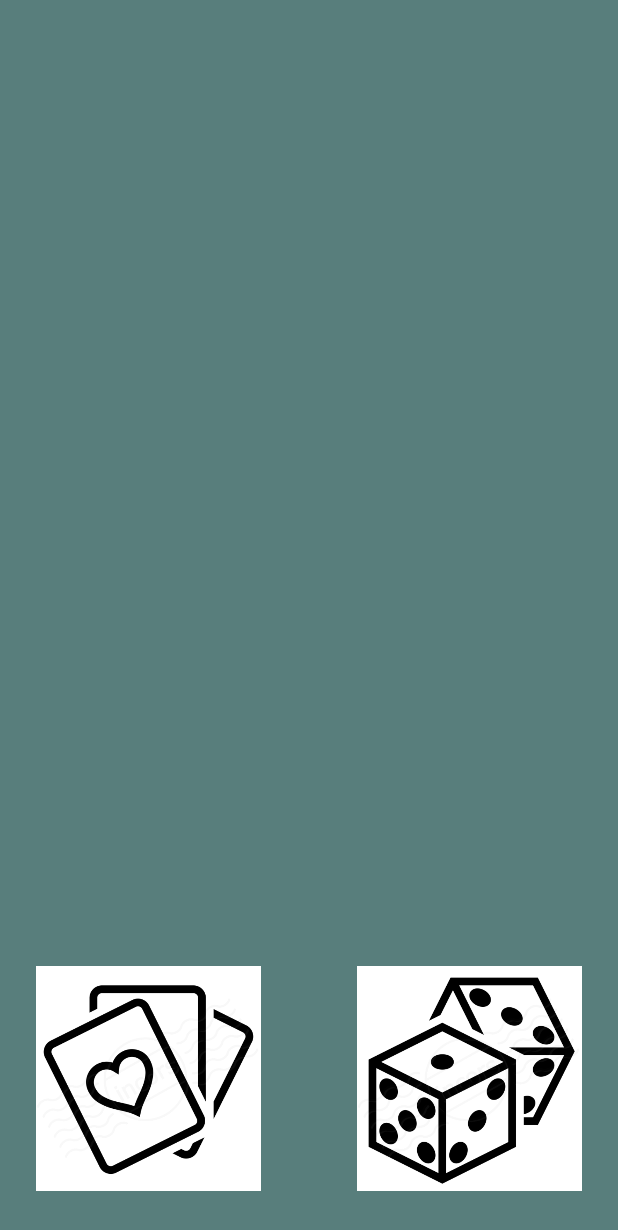
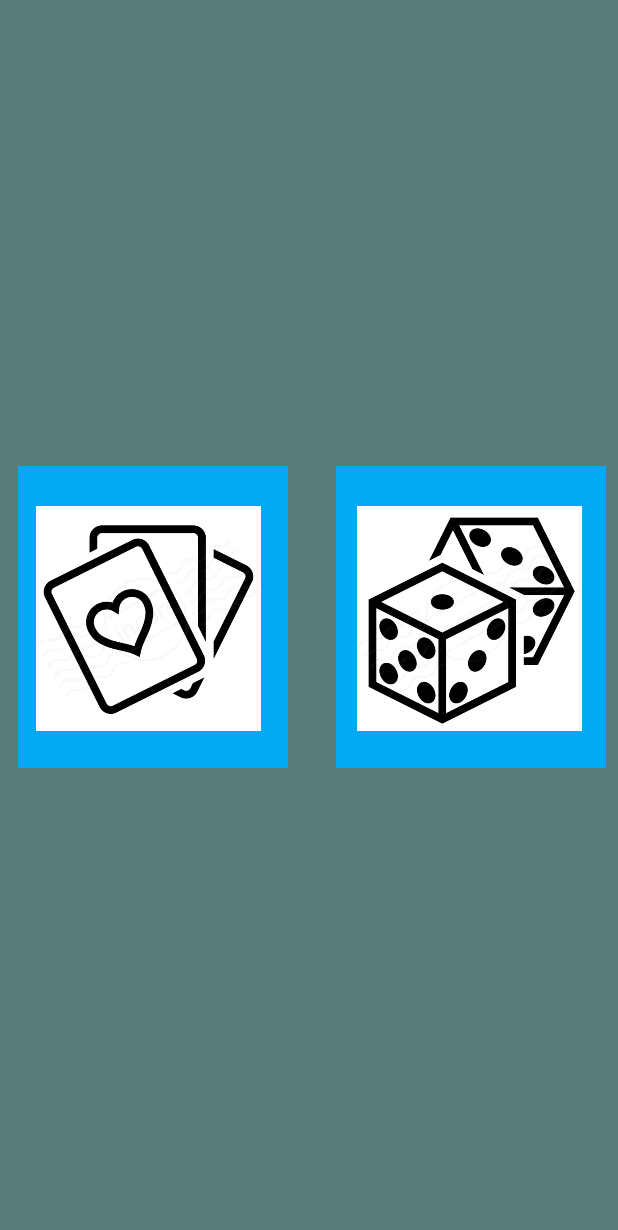
Before and after one commit to IceIceBB/Icebreakers, an Android app: the layout fragment_tools.xml on its own in the app's theme, with its tools: preview values and no code run, on a phone screen of 412 x 824 dp. Shown: the top 1230 px of the screen. Run offline under Robolectric (Android 15) with nearby library versions, the phone set to English and light mode, and no system bars.

Commit message:
added background behind tools activity

```diff
--- a/IceIceBB/app/src/main/res/layout/fragment_tools.xml
+++ b/IceIceBB/app/src/main/res/layout/fragment_tools.xml
@@ -7,34 +7,21 @@
     tools:context="com.example.lmont.iceicebb.Fragments.ToolsFragment">
 
 
-
-
-    <FrameLayout
-        android:layout_width="0dp"
-        android:layout_height="1dp"
-        android:layout_weight="2"
-        tools:layout_editor_absoluteY="0dp"
-        tools:layout_editor_absoluteX="0dp">
-
-    </FrameLayout>
-
-
     <Button
         android:id="@+id/cardToolButton"
         android:layout_width="150dp"
         android:layout_height="150dp"
         android:layout_centerInParent="true"
-        android:layout_marginBottom="30dp"
-        android:layout_marginLeft="24dp"
-        android:layout_marginStart="24dp"
-        android:layout_marginTop="144dp"
         android:layout_weight="8"
         android:background="@drawable/playing_cards_icon"
+        android:elevation="2dp"
         app:layout_constraintBottom_toBottomOf="parent"
+        android:layout_marginBottom="16dp"
+        android:layout_marginTop="16dp"
+        app:layout_constraintTop_toTopOf="parent"
+        android:layout_marginStart="24dp"
         app:layout_constraintLeft_toLeftOf="parent"
-        app:layout_constraintTop_toTopOf="parent"
-        app:layout_constraintVertical_bias="1.0"
-        android:elevation="2dp"/>
+        android:layout_marginLeft="24dp"/>
 
 
     <Button
@@ -42,21 +29,44 @@
         android:layout_width="150dp"
         android:layout_height="150dp"
         android:layout_centerInParent="true"
-        android:layout_marginBottom="30dp"
+        android:background="@drawable/dice_icon"
+        android:elevation="2dp"
+        android:layout_marginTop="16dp"
+        app:layout_constraintTop_toTopOf="parent"
+        app:layout_constraintBottom_toBottomOf="parent"
+        android:layout_marginBottom="16dp"
         android:layout_marginEnd="24dp"
-        android:layout_marginLeft="40dp"
-        android:layout_marginRight="24dp"
-        android:layout_marginStart="40dp"
-        android:layout_marginTop="144dp"
-        android:background="@drawable/dice_icon"
-        app:layout_constraintBottom_toBottomOf="parent"
+        app:layout_constraintRight_toRightOf="parent"
+        android:layout_marginRight="24dp"/>
+
+    <TextView
+        android:layout_width="180dp"
+        android:layout_height="201dp"
+        android:id="@+id/card_background"
+        android:background="@color/colorPrimary"
+        app:layout_constraintLeft_toLeftOf="parent"
+        android:layout_marginStart="8dp"
+        android:layout_marginLeft="8dp"
+        android:layout_marginEnd="8dp"
+        app:layout_constraintRight_toRightOf="parent"
+        android:layout_marginRight="8dp"
         app:layout_constraintHorizontal_bias="1.0"
-        app:layout_constraintLeft_toRightOf="@+id/cardToolButton"
+        app:layout_constraintBottom_toBottomOf="@+id/diceToolButton"
+        app:layout_constraintTop_toTopOf="@+id/diceToolButton"
+        app:layout_constraintVertical_bias="0.52"/>
+    <TextView
+        android:layout_width="180dp"
+        android:layout_height="201dp"
+        android:id="@+id/dice_background"
+        android:background="@color/colorPrimary"
+        app:layout_constraintLeft_toLeftOf="parent"
+        android:layout_marginStart="8dp"
+        android:layout_marginLeft="8dp"
+        android:layout_marginEnd="8dp"
         app:layout_constraintRight_toRightOf="parent"
-        app:layout_constraintTop_toTopOf="parent"
-        app:layout_constraintVertical_bias="1.0"
-        android:elevation="2dp">
-
-    </Button>
-
+        android:layout_marginRight="8dp"
+        app:layout_constraintHorizontal_bias="0.02"
+        app:layout_constraintBottom_toBottomOf="@+id/diceToolButton"
+        app:layout_constraintTop_toTopOf="@+id/diceToolButton"
+        app:layout_constraintVertical_bias="0.52"/>
 </android.support.constraint.ConstraintLayout>
```
